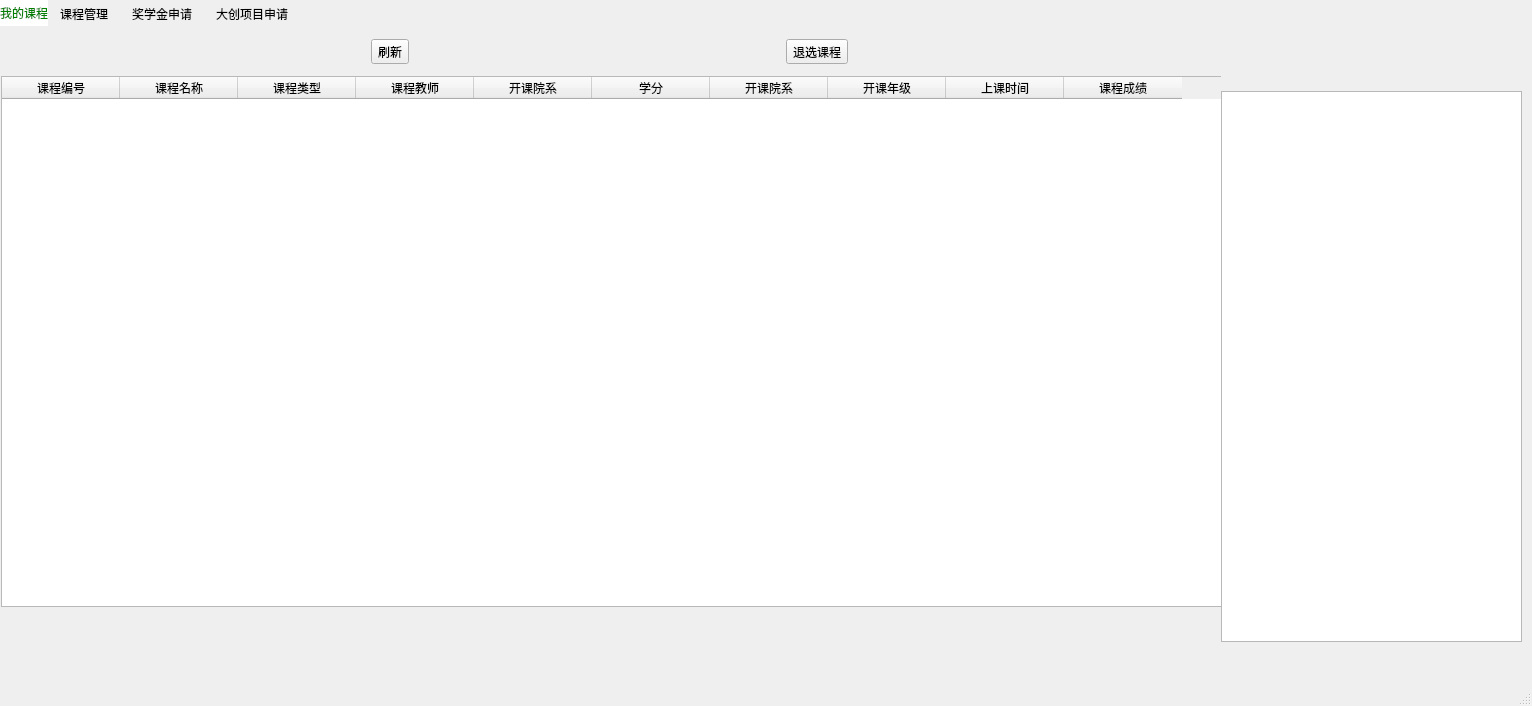
shiyu-coder/Student-information-management-system, file studentwindow.ui: the form before one commit.
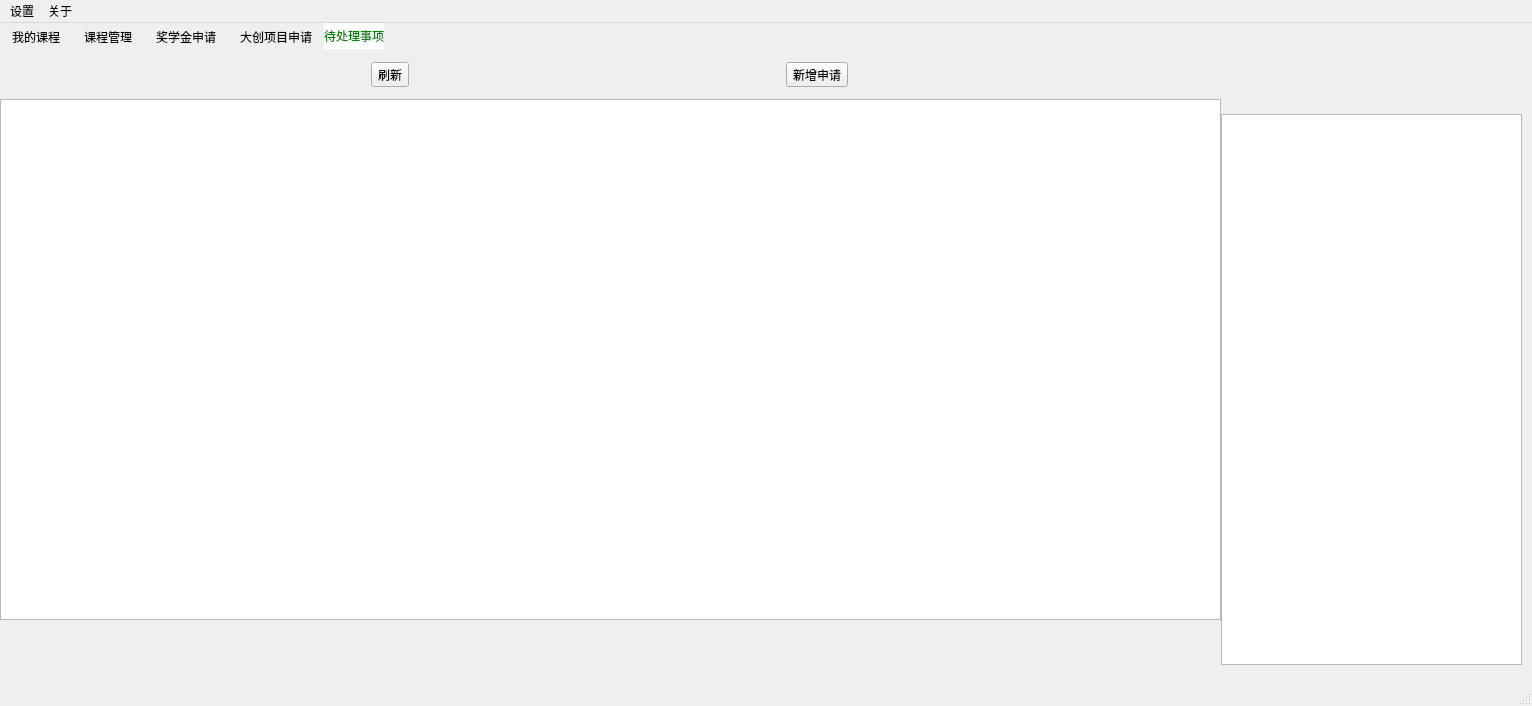
The form after the commit. The open tabs and pages were chosen to show the change. Icons and pictures are not drawn.

The edit to the form file:
```diff
--- a/studentwindow.ui
+++ b/studentwindow.ui
@@ -568,6 +568,67 @@
       </property>
      </widget>
     </widget>
+    <widget class="QWidget" name="tab">
+     <attribute name="title">
+      <string>待处理事项</string>
+     </attribute>
+     <widget class="QListWidget" name="MsgWidget">
+      <property name="geometry">
+       <rect>
+        <x>0</x>
+        <y>50</y>
+        <width>1221</width>
+        <height>521</height>
+       </rect>
+      </property>
+      <property name="font">
+       <font>
+        <family>楷体</family>
+        <pointsize>11</pointsize>
+       </font>
+      </property>
+      <property name="gridSize">
+       <size>
+        <width>1000</width>
+        <height>40</height>
+       </size>
+      </property>
+     </widget>
+     <widget class="QWidget" name="widget_6" native="true">
+      <property name="geometry">
+       <rect>
+        <x>0</x>
+        <y>0</y>
+        <width>1221</width>
+        <height>51</height>
+       </rect>
+      </property>
+      <layout class="QHBoxLayout" name="horizontalLayout_7">
+       <item>
+        <widget class="QToolButton" name="FlushButton_5">
+         <property name="styleSheet">
+          <string notr="true">background-color: rgba(255, 255, 255, 0);border:2px solid white;border-radius:10px;
+hover{ background-color: rgba(255, 255, 255, 150);border:2px solid white;border-radius:10px;background-color: rgba(255, 255, 255, 150);border:2px solid white;border-radius:10px;}</string>
+         </property>
+         <property name="text">
+          <string>刷新</string>
+         </property>
+        </widget>
+       </item>
+       <item>
+        <widget class="QToolButton" name="AddApplyButton">
+         <property name="styleSheet">
+          <string notr="true">background-color: rgba(255, 255, 255, 0);border:2px solid white;border-radius:10px;
+hover{ background-color: rgba(255, 255, 255, 150);border:2px solid white;border-radius:10px;background-color: rgba(255, 255, 255, 150);border:2px solid white;border-radius:10px;}</string>
+         </property>
+         <property name="text">
+          <string>新增申请</string>
+         </property>
+        </widget>
+       </item>
+      </layout>
+     </widget>
+    </widget>
    </widget>
   </widget>
   <widget class="QMenuBar" name="menubar">
@@ -579,6 +640,20 @@
      <height>25</height>
     </rect>
    </property>
+   <widget class="QMenu" name="menu">
+    <property name="title">
+     <string>设置</string>
+    </property>
+   </widget>
+   <widget class="QMenu" name="menu_2">
+    <property name="title">
+     <string>关于</string>
+    </property>
+    <addaction name="actionHelp"/>
+    <addaction name="actionAbout"/>
+   </widget>
+   <addaction name="menu"/>
+   <addaction name="menu_2"/>
   </widget>
   <widget class="QStatusBar" name="statusbar"/>
  </widget>
```
Left out of the diff: 26 changed lines with no effect on the pictures.
